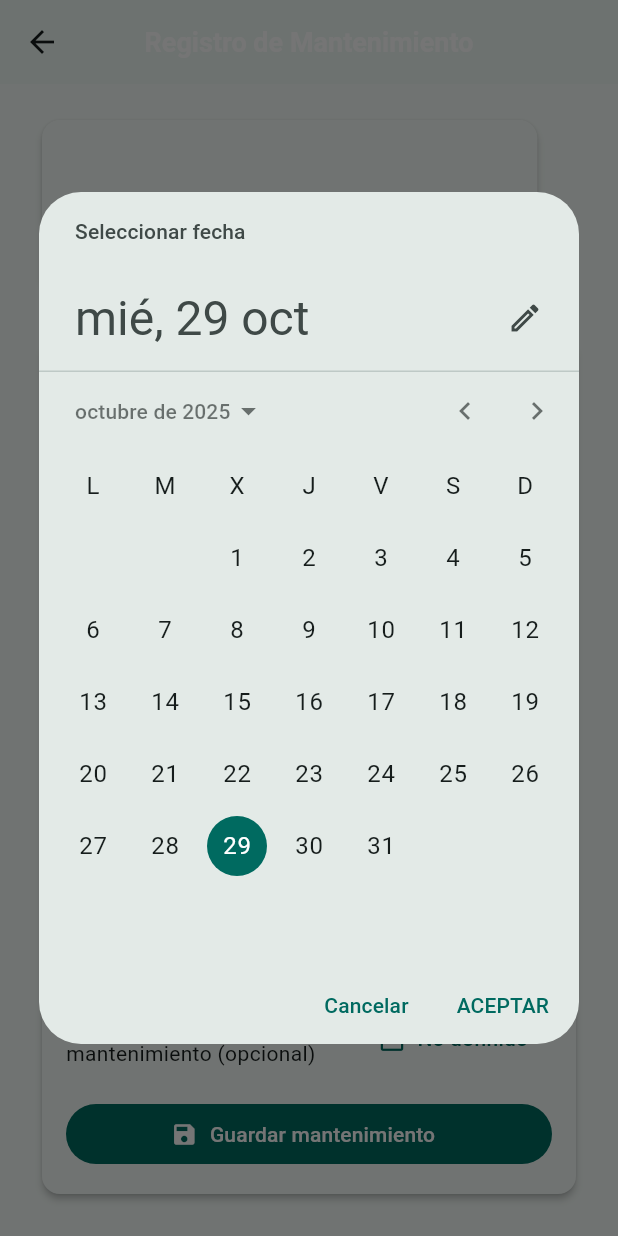
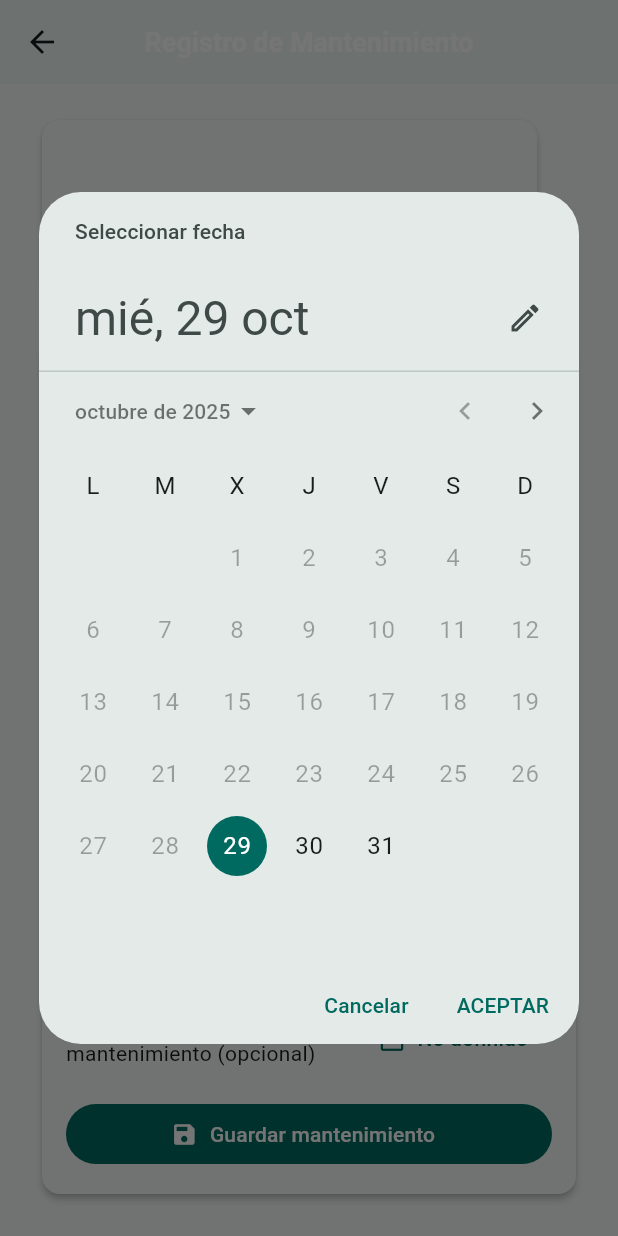
Before and after one commit to JacoboSolarte/Proyecto_flutter, a Flutter app: the MaintenanceFormPage screen opened directly with empty values, after a tap on "Guardar mantenimiento", after a tap on "No definido", on a phone screen of 412 x 824 dp. Run offline on Flutter 3.47's test engine with Material 3 defaults, Android fonts, the phone set to English and light mode, and no system bars; our stand-ins replace file_picker, flutter_dotenv, flutter_riverpod, image_picker, qr_flutter, supabase_flutter; missing offline and left inert: file_saver, mobile_scanner; accounts and stored records are empty.

Commit message:
final implementacion de gestor de mantenimientos

```diff
--- a/lib/features/equipment/presentation/pages/equipment_detail_page.dart
+++ b/lib/features/equipment/presentation/pages/equipment_detail_page.dart
@@ -131,6 +131,7 @@ class _DetailContent extends StatelessWidget {
     final t = s.toLowerCase();
     if (t.contains('operativo')) return Colors.green.shade100;
     if (t.contains('mantenimiento')) return Colors.amber.shade100;
+    if (t.contains('requiere_seguimiento')) return Colors.amber.shade100;
     return Colors.red.shade100;
   }
 
--- a/lib/features/equipment/presentation/pages/equipment_form_page.dart
+++ b/lib/features/equipment/presentation/pages/equipment_form_page.dart
@@ -112,6 +112,7 @@ class _EquipmentFormPageState extends ConsumerState<EquipmentFormPage> {
                   items: const [
                     DropdownMenuItem(value: 'operativo', child: Text('Operativo')),
                     DropdownMenuItem(value: 'mantenimiento', child: Text('Mantenimiento')),
+                    DropdownMenuItem(value: 'requiere_seguimiento', child: Text('Requiere seguimiento')),
                     DropdownMenuItem(value: 'fuera_de_servicio', child: Text('Fuera de servicio')),
                   ],
                   onChanged: (v) => setState(() => _status = v ?? 'operativo'),
--- a/lib/features/equipment/presentation/pages/equipment_list_page.dart
+++ b/lib/features/equipment/presentation/pages/equipment_list_page.dart
@@ -21,6 +21,7 @@ import 'qr_scan_page.dart';
 import '../../../auth/presentation/pages/profile_page.dart';
 import '../../../auth/presentation/providers/auth_providers.dart';
 import 'analysis_result_page.dart';
+import '../providers/maintenance_providers.dart';
 
 class EquipmentListPage extends ConsumerStatefulWidget {
   const EquipmentListPage({super.key});
@@ -89,6 +90,7 @@ class _EquipmentListPageState extends ConsumerState<EquipmentListPage> {
                 _buildStatusChip('operativo', 'Operativo'),
                 _buildStatusChip('mantenimiento', 'Mantenimiento'),
                 _buildStatusChip('fuera_de_servicio', 'Fuera de servicio'),
+                _buildStatusChip('requiere_seguimiento', 'Requiere seguimiento'),
               ],
             ),
           ),
@@ -115,6 +117,8 @@ class _EquipmentListPageState extends ConsumerState<EquipmentListPage> {
                             );
                           },
                           onHeader: () {
+                            // Invalida cache del historial para forzar recarga al abrir encabezado
+                            ref.invalidate(maintenancesByEquipmentProvider(eq.id));
                             Navigator.of(context).push(
                               MaterialPageRoute(
                                 builder: (_) => EquipmentHeaderPage(equipmentId: eq.id),
@@ -128,6 +132,8 @@ class _EquipmentListPageState extends ConsumerState<EquipmentListPage> {
                               ),
                             );
                             if (result == true && mounted) {
+                              // Invalida historial para que el encabezado muestre el nuevo mantenimiento
+                              ref.invalidate(maintenancesByEquipmentProvider(eq.id));
                               ref.read(equipmentListControllerProvider.notifier).loadInitial(
                                     query: EquipmentQuery(search: _searchController.text.trim(), status: _selectedStatus),
                                   );
--- a/lib/features/equipment/presentation/pages/maintenance_form_page.dart
+++ b/lib/features/equipment/presentation/pages/maintenance_form_page.dart
@@ -33,13 +33,19 @@ class _MaintenanceFormPageState extends ConsumerState<MaintenanceFormPage> {
     super.dispose();
   }
 
-  Future<void> _pickDate(BuildContext context, DateTime initial, void Function(DateTime) onPicked) async {
+  Future<void> _pickDate(
+    BuildContext context,
+    DateTime initial,
+    void Function(DateTime) onPicked, {
+    DateTime? minDate,
+    DateTime? maxDate,
+  }) async {
     final now = DateTime.now();
     final picked = await showDatePicker(
       context: context,
       initialDate: initial,
-      firstDate: DateTime(now.year - 10),
-      lastDate: DateTime(now.year + 10),
+      firstDate: minDate ?? DateTime(now.year - 10),
+      lastDate: maxDate ?? DateTime(now.year + 10),
     );
     if (picked != null) {
       onPicked(picked);
@@ -49,6 +55,12 @@ class _MaintenanceFormPageState extends ConsumerState<MaintenanceFormPage> {
 
   Future<void> _save(BuildContext context, Equipment eq) async {
     if (!_formKey.currentState!.validate()) return;
+    if (_nextMaintenanceDate != null && _nextMaintenanceDate!.isBefore(_maintenanceDate)) {
+      ScaffoldMessenger.of(context).showSnackBar(
+        const SnackBar(content: Text('La próxima fecha no puede ser anterior a la fecha del mantenimiento')),
+      );
+      return;
+    }
     final createMaint = ref.read(createMaintenanceUseCaseProvider);
     final updater = ref.read(updateEquipmentUseCaseProvider);
 
@@ -174,7 +186,12 @@ class _MaintenanceFormPageState extends ConsumerState<MaintenanceFormPage> {
                         _DateField(
                           label: 'Próxima fecha programada de mantenimiento (opcional)',
                           value: _nextMaintenanceDate,
-                          onPick: () => _pickDate(context, _nextMaintenanceDate ?? DateTime.now(), (d) => _nextMaintenanceDate = d),
+                          onPick: () => _pickDate(
+                            context,
+                            _nextMaintenanceDate ?? _maintenanceDate,
+                            (d) => _nextMaintenanceDate = d,
+                            minDate: _maintenanceDate,
+                          ),
                         ),
                         const SizedBox(height: 16),
                         SizedBox(
--- a/lib/features/equipment/presentation/providers/maintenance_providers.dart
+++ b/lib/features/equipment/presentation/providers/maintenance_providers.dart
@@ -22,7 +22,7 @@ final listMaintenancesForEquipmentUseCaseProvider = Provider<ListMaintenancesFor
   return ListMaintenancesForEquipmentUseCase(repo);
 });
 
-final maintenancesByEquipmentProvider = FutureProvider.family<List<Maintenance>, String>((ref, equipmentId) {
+final maintenancesByEquipmentProvider = FutureProvider.autoDispose.family<List<Maintenance>, String>((ref, equipmentId) {
   final uc = ref.watch(listMaintenancesForEquipmentUseCaseProvider);
   return uc(equipmentId);
 });
```
